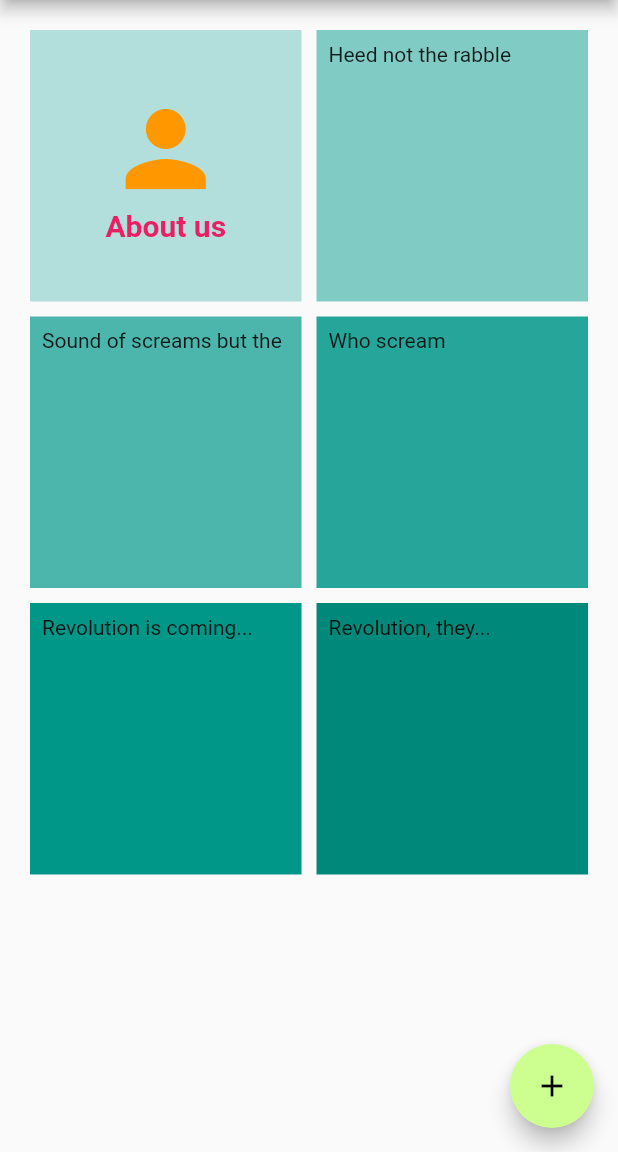
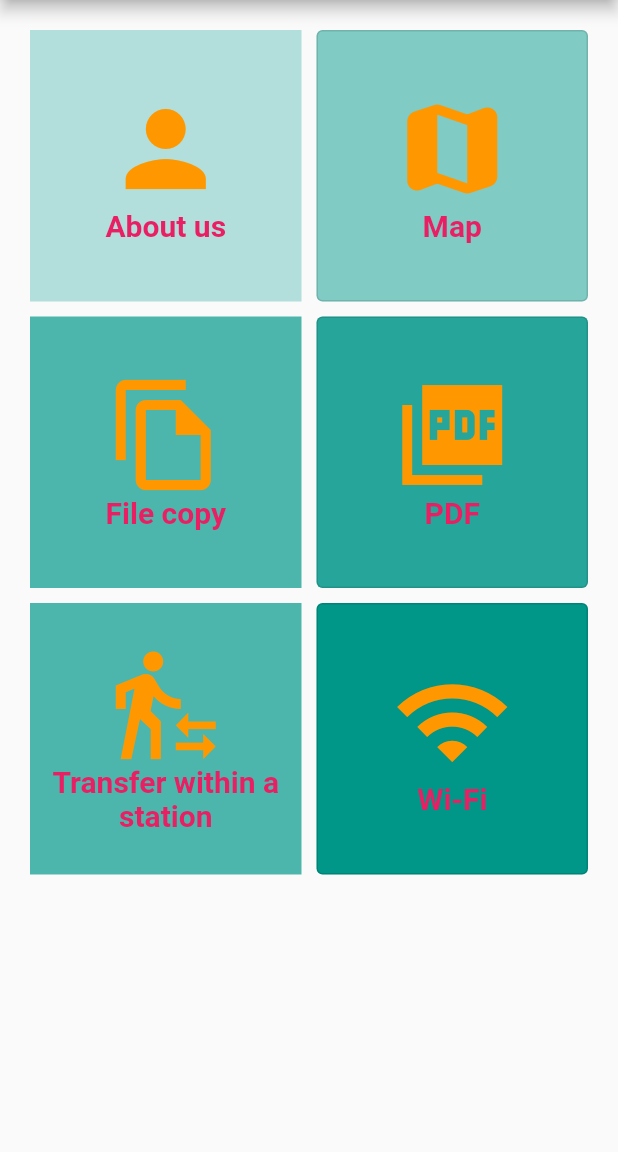
Before and after one commit to bweerasakoutlook/fluttertot, a Flutter app: the screen it shows after launch, on a phone screen of 412 x 824 dp, the part 84-1236 px from its top. Run offline on Flutter 3.47's test engine with Material 2 defaults, Android fonts, the phone set to English and light mode, and no system bars; missing offline and left inert: dart:ffi.

Commit message:
add menu on grid veiw

```diff
--- a/lib/pages/home_stack/home_page.dart
+++ b/lib/pages/home_stack/home_page.dart
@@ -1,3 +1,5 @@
+import 'dart:ffi';
+
 import 'package:flutter/material.dart';
 import 'package:fluttertot/main.dart';
 import 'package:fluttertot/pages/home_stack/about_page.dart';
@@ -13,15 +15,6 @@ class MyHomePage extends StatefulWidget {
 }
 
 class _MyHomePageState extends State<MyHomePage> {
-  int _counter = 0;
-  String title = 'baowee khonkaen';
-
-  void _incrementCounter() {
-    setState(() {
-      _counter++;
-    });
-  }
-
   @override
   void initState() {
     super.initState();
@@ -43,9 +36,12 @@ class _MyHomePageState extends State<MyHomePage> {
           // onPressed: null
           // ),
           IconButton(
-            icon: Icon(Icons.exit_to_app, color: Colors.white, size: 40,),
-            onPressed: null
-            )
+              icon: Icon(
+                Icons.exit_to_app,
+                color: Colors.white,
+                size: 40,
+              ),
+              onPressed: null)
         ],
       ),
       body: GridView.count(
@@ -55,48 +51,156 @@ class _MyHomePageState extends State<MyHomePage> {
         mainAxisSpacing: 10,
         crossAxisCount: 2,
         children: <Widget>[
-          Container(
+          GestureDetector(
+            onTap: () {
+              Navigator.pushNamed(context, 'homestack/about');
+            },
+            child: Container(
               padding: const EdgeInsets.all(8),
               child: Column(
                 mainAxisAlignment: MainAxisAlignment.center,
                 children: [
-                Icon(Icons.person, size: 80, color: Colors.orange,),
-                Text('About us', style: TextStyle(fontSize: 20, color: Colors.pink,fontWeight: FontWeight.bold),),
+                  Icon(
+                    Icons.person,
+                    size: 80,
+                    color: Colors.orange,
+                  ),
+                  Text(
+                    'About us',
+                    style: TextStyle(
+                        fontSize: 20,
+                        color: Colors.pink,
+                        fontWeight: FontWeight.bold),
+                  ),
                 ],
               ),
               color: Colors.teal[100],
             ),
-          Container(
-            padding: const EdgeInsets.all(8),
-            child: const Text('Heed not the rabble'),
-            color: Colors.teal[200],
           ),
-          Container(
-            padding: const EdgeInsets.all(8),
-            child: const Text('Sound of screams but the'),
-            color: Colors.teal[300],
+          OutlinedButton(
+            style: ButtonStyle(
+              backgroundColor: MaterialStateProperty.all<Color>(Colors.teal[200])
             ),
-          Container(
-            padding: const EdgeInsets.all(8),
-            child: const Text('Who scream'),
-            color: Colors.teal[400],
+            onPressed: () {},
+            child: Column(
+                mainAxisAlignment: MainAxisAlignment.center,
+                children: [
+                  Icon(
+                    Icons.map_rounded,
+                    size: 80,
+                    color: Colors.orange,
                   ),
-          Container(
-            padding: const EdgeInsets.all(8),
-            child: const Text('Revolution is coming...'),
-            color: Colors.teal[500],
-          ),
-          Container(
-            padding: const EdgeInsets.all(8),
-            child: const Text('Revolution, they...'),
-            color: Colors.teal[600],
+                  Text(
+                    'Map',
+                    style: TextStyle(
+                        fontSize: 20,
+                        color: Colors.pink,
+                        fontWeight: FontWeight.bold),
                   ),
                 ],
               ),
-      floatingActionButton: FloatingActionButton(
-        onPressed: _incrementCounter,
-        tooltip: 'Increment',
-        child: Icon(Icons.add),
+            ),
+          GestureDetector(
+            onTap: () {
+              Navigator.pushNamed(context, 'homestack/about');
+            },
+            child: Container(
+              padding: const EdgeInsets.all(8),
+              child: Column(
+                mainAxisAlignment: MainAxisAlignment.center,
+                children: [
+                  Icon(
+                    Icons.file_copy_outlined,
+                    size: 80,
+                    color: Colors.orange,
+                  ),
+                  Text(
+                    'File copy',
+                    style: TextStyle(
+                        fontSize: 20,
+                        color: Colors.pink,
+                        fontWeight: FontWeight.bold),
+                  ),
+                ],
+              ),
+              color: Colors.teal[300],
+            ),
+          ),
+          OutlinedButton(
+            style: ButtonStyle(
+              backgroundColor: MaterialStateProperty.all<Color>(Colors.teal[400])
+            ),
+            onPressed: () {},
+            child: Column(
+                mainAxisAlignment: MainAxisAlignment.center,
+                children: [
+                  Icon(
+                    Icons.picture_as_pdf_sharp,
+                    size: 80,
+                    color: Colors.orange,
+                  ),
+                  Text(
+                    'PDF',
+                    style: TextStyle(
+                        fontSize: 20,
+                        color: Colors.pink,
+                        fontWeight: FontWeight.bold),
+                  ),
+                ],
+              ),
+            ),
+          GestureDetector(
+            onTap: () {
+              Navigator.pushNamed(context, 'homestack/about');
+            },
+            child: Container(
+              padding: const EdgeInsets.all(8),
+              child: Column(
+                mainAxisAlignment: MainAxisAlignment.center,
+                children: [
+                  Icon(
+                    Icons.transfer_within_a_station,
+                    size: 80,
+                    color: Colors.orange,
+                  ),
+                  Text(
+                    'Transfer within a station',
+                    textAlign: TextAlign.center,
+                    style: TextStyle(
+                        fontSize: 20,
+                        color: Colors.pink,
+                        fontWeight: FontWeight.bold
+                        ),
+                  ),
+                ],
+              ),
+              color: Colors.teal[300],
+            ),
+          ),
+          OutlinedButton(
+            style: ButtonStyle(
+              backgroundColor: MaterialStateProperty.all<Color>(Colors.teal[500])
+            ),
+            onPressed: () {},
+            child: Column(
+                mainAxisAlignment: MainAxisAlignment.center,
+                children: [
+                  Icon(
+                    Icons.wifi,
+                    size: 80,
+                    color: Colors.orange,
+                  ),
+                  Text(
+                    'Wi-Fi',
+                    style: TextStyle(
+                        fontSize: 20,
+                        color: Colors.pink,
+                        fontWeight: FontWeight.bold),
+                  ),
+                ],
+              ),
+            ),
+        ],
       ),
     );
   }
```
Lines whose indentation alone changed are shown as unchanged.
